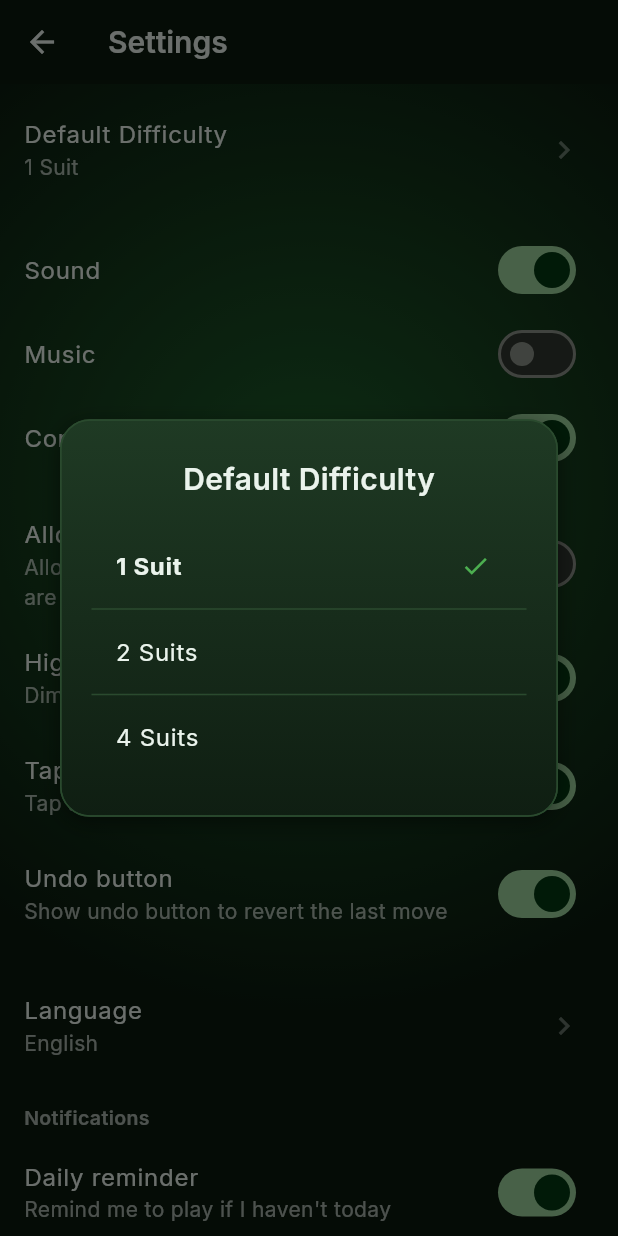
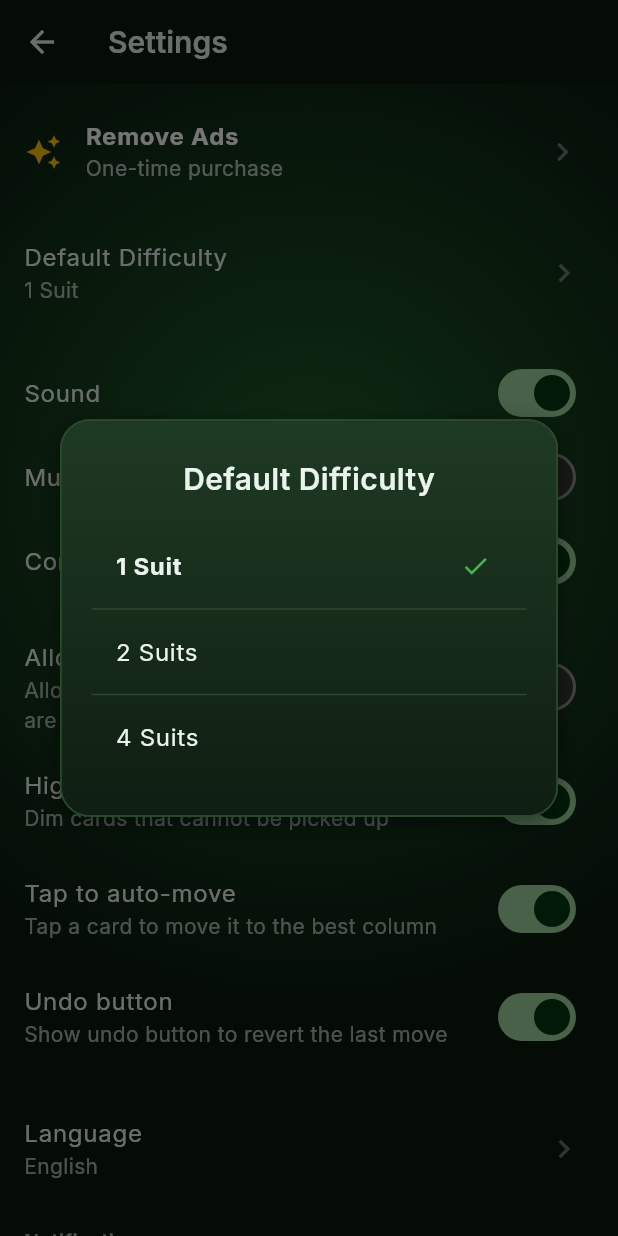
Before and after one commit to Loadcircle/Solitarie-Spider, a Flutter app: the SettingsScreen screen opened by its route, after a tap on "Default Difficulty", on a phone screen of 412 x 824 dp. Run offline on Flutter 3.47's test engine with Material 3 defaults, Android fonts, the phone set to English and light mode, and no system bars; our stand-ins replace audioplayers, flutter_local_notifications, flutter_riverpod, google_fonts, google_mobile_ads, in_app_purchase and 3 more; accounts and stored records are empty; network calls fail.

Commit message:
Privacy docs, add one time purchase button, improve UI fixes

```diff
--- /dev/null
+++ b/lib/core/iap/iap_service.dart
@@ -0,0 +1,47 @@
+import 'dart:async';
+import 'package:in_app_purchase/in_app_purchase.dart';
+
+class IAPService {
+  static final IAPService instance = IAPService._();
+  IAPService._();
+
+  static const String productId = 'remove_ads';
+
+  StreamSubscription<List<PurchaseDetails>>? _sub;
+  Function(bool)? _onAdsRemovedChanged;
+
+  Future<void> init(Function(bool) onAdsRemovedChanged) async {
+    _onAdsRemovedChanged = onAdsRemovedChanged;
+    _sub = InAppPurchase.instance.purchaseStream
+        .listen(_handlePurchases);
+    // Restore previous purchases (no-op if offline)
+    await InAppPurchase.instance.restorePurchases();
+  }
+
+  void dispose() => _sub?.cancel();
+
+  Future<ProductDetails?> fetchProductDetails() async {
+    final response = await InAppPurchase.instance
+        .queryProductDetails({productId});
+    return response.productDetails.firstOrNull;
+  }
+
+  Future<void> buy(ProductDetails product) async {
+    final param = PurchaseParam(productDetails: product);
+    await InAppPurchase.instance.buyNonConsumable(purchaseParam: param);
+  }
+
+  void _handlePurchases(List<PurchaseDetails> purchases) async {
+    for (final p in purchases) {
+      if (p.productID == productId) {
+        if (p.status == PurchaseStatus.purchased ||
+            p.status == PurchaseStatus.restored) {
+          _onAdsRemovedChanged?.call(true);
+        }
+        if (p.pendingCompletePurchase) {
+          await InAppPurchase.instance.completePurchase(p);
+        }
+      }
+    }
+  }
+}
--- a/lib/features/history/history_screen.dart
+++ b/lib/features/history/history_screen.dart
@@ -1,7 +1,7 @@
 import 'package:flutter/material.dart';
 import 'package:flutter_riverpod/flutter_riverpod.dart';
 import 'package:table_calendar/table_calendar.dart';
-import '../../core/ads/banner_ad_widget.dart';
+import '../../core/ads/ad_banner_widget.dart';
 import '../../core/enums/difficulty.dart';
 import '../../core/theme/app_theme.dart';
 import '../../core/theme/gradient_background.dart';
@@ -214,7 +214,7 @@ class _HistoryScreenState extends ConsumerState<HistoryScreen> {
         ),
       ),
     ),
-          const BannerAdWidget(),
+          const AdBannerWidget(),
         ],
       ),
     );
--- a/lib/features/new_game/new_game_screen.dart
+++ b/lib/features/new_game/new_game_screen.dart
@@ -1,6 +1,6 @@
 import 'package:flutter/material.dart';
 import 'package:flutter_riverpod/flutter_riverpod.dart';
-import '../../core/ads/banner_ad_widget.dart';
+import '../../core/ads/ad_banner_widget.dart';
 import '../../core/enums/difficulty.dart';
 import '../../core/theme/app_theme.dart';
 import '../../core/theme/gradient_background.dart';
@@ -57,7 +57,7 @@ class NewGameScreen extends ConsumerWidget {
               ),
             ),
           ),
-          const BannerAdWidget(),
+          const AdBannerWidget(),
         ],
       ),
     );
--- a/lib/features/ranking/ranking_screen.dart
+++ b/lib/features/ranking/ranking_screen.dart
@@ -1,6 +1,6 @@
 import 'package:flutter/material.dart';
 import 'package:flutter_riverpod/flutter_riverpod.dart';
-import '../../core/ads/banner_ad_widget.dart';
+import '../../core/ads/ad_banner_widget.dart';
 import '../../core/enums/difficulty.dart';
 import '../../core/theme/app_theme.dart';
 import '../../core/theme/gradient_background.dart';
@@ -127,7 +127,7 @@ class _RankingScreenState extends ConsumerState<RankingScreen>
               ),
             ),
           ),
-          const BannerAdWidget(),
+          const AdBannerWidget(),
         ],
       ),
     );
--- a/lib/features/settings/settings_screen.dart
+++ b/lib/features/settings/settings_screen.dart
@@ -1,7 +1,10 @@
 import 'package:flutter/foundation.dart';
 import 'package:flutter/material.dart';
 import 'package:flutter_riverpod/flutter_riverpod.dart';
+import 'package:in_app_purchase/in_app_purchase.dart';
+import 'package:url_launcher/url_launcher.dart';
 import '../../core/enums/difficulty.dart';
+import '../../core/iap/iap_service.dart';
 import '../../core/services/notification_service.dart';
 import '../../core/theme/app_theme.dart';
 import '../../core/theme/gradient_background.dart';
@@ -9,8 +12,42 @@ import '../../l10n/generated/app_localizations.dart';
 import '../../models/settings_state.dart';
 import '../../providers/settings_provider.dart';
 
-class SettingsScreen extends ConsumerWidget {
+class SettingsScreen extends ConsumerStatefulWidget {
   const SettingsScreen({super.key});
+
+  @override
+  ConsumerState<SettingsScreen> createState() => _SettingsScreenState();
+}
+
+class _SettingsScreenState extends ConsumerState<SettingsScreen> {
+  ProductDetails? _removeAdsProduct;
+
+  @override
+  void initState() {
+    super.initState();
+    _fetchRemoveAdsProduct();
+  }
+
+  Future<void> _fetchRemoveAdsProduct() async {
+    final product = await IAPService.instance.fetchProductDetails();
+    if (!mounted) return;
+    setState(() {
+      _removeAdsProduct = product;
+    });
+  }
+
+  Future<void> _onRemoveAdsTapped(AppLocalizations l10n) async {
+    final product = _removeAdsProduct;
+    if (product == null) {
+      if (mounted) {
+        ScaffoldMessenger.of(context).showSnackBar(
+          SnackBar(content: Text(l10n.purchaseFailed)),
+        );
+      }
+      return;
+    }
+    await IAPService.instance.buy(product);
+  }
 
   String _difficultyLabel(Difficulty d, AppLocalizations l10n) {
     switch (d) {
@@ -170,7 +207,7 @@ class SettingsScreen extends ConsumerWidget {
   }
 
   @override
-  Widget build(BuildContext context, WidgetRef ref) {
+  Widget build(BuildContext context) {
     final l10n = AppLocalizations.of(context)!;
     final settings = ref.watch(settingsProvider);
     final notifier = ref.read(settingsProvider.notifier);
@@ -181,6 +218,31 @@ class SettingsScreen extends ConsumerWidget {
         child: ListView(
           children: [
             const SizedBox(height: 8),
+            if (!settings.adsRemoved)
+              ListTile(
+                leading: const Icon(Icons.auto_awesome,
+                    color: Colors.amber, size: 24),
+                title: Text(
+                  l10n.removeAds,
+                  style: const TextStyle(
+                    color: Colors.white,
+                    fontWeight: FontWeight.bold,
+                  ),
+                ),
+                subtitle: Text(
+                  l10n.removeAdsPrice,
+                  style: const TextStyle(color: Colors.white70),
+                ),
+                trailing: Icon(Icons.chevron_right,
+                    color: AppTheme.disabledText),
+                tileColor: const Color(0xFF4A148C).withValues(alpha: 0.3),
+                shape: RoundedRectangleBorder(
+                  borderRadius: BorderRadius.circular(12),
+                  side: const BorderSide(color: Color(0xFF7B1FA2), width: 1),
+                ),
+                onTap: () => _onRemoveAdsTapped(l10n),
+              ),
+            if (!settings.adsRemoved) const SizedBox(height: 8),
             ListTile(
               title: Text(
                 l10n.defaultDifficulty,
@@ -322,6 +384,23 @@ class SettingsScreen extends ConsumerWidget {
               value: settings.rewardAlertEnabled,
               onChanged: (_) => notifier.toggleRewardAlert(),
             ),
+            const SizedBox(height: 16),
+            ListTile(
+              leading: Icon(Icons.privacy_tip_outlined,
+                  color: AppTheme.secondaryText),
+              title: Text(
+                l10n.privacyPolicy,
+                style: TextStyle(color: AppTheme.primaryText),
+              ),
+              trailing: Icon(Icons.open_in_new, color: AppTheme.disabledText, size: 18),
+              onTap: () {
+                final isSpanish = settings.locale.languageCode == 'es';
+                final url = Uri.parse(isSpanish
+                    ? 'https://loadcircle.github.io/Solitarie-Spider/privacidad/'
+                    : 'https://loadcircle.github.io/Solitarie-Spider/en/privacy/');
+                launchUrl(url, mode: LaunchMode.externalApplication);
+              },
+            ),
             if (kDebugMode) ...[
               const SizedBox(height: 24),
               Padding(
--- a/lib/l10n/app_en.arb
+++ b/lib/l10n/app_en.arb
@@ -130,5 +130,11 @@
     }
   },
   "watchAdDoubleXp": "2× XP — Watch Ad",
-  "watchAdSaveResult": "Save My Streak — Watch Ad"
+  "watchAdSaveResult": "Save My Streak — Watch Ad",
+  "removeAds": "Remove Ads",
+  "removeAdsPurchased": "Ad-Free",
+  "removeAdsPrice": "One-time purchase",
+  "purchaseFailed": "Purchase failed. Please try again.",
+  "purchaseRestored": "Purchase restored!",
+  "privacyPolicy": "Privacy Policy"
 }
--- a/lib/models/settings_state.dart
+++ b/lib/models/settings_state.dart
@@ -20,6 +20,7 @@ class SettingsState {
   final FigureItem selectedFigure;
   final bool streakReminderEnabled;
   final bool rewardAlertEnabled;
+  final bool adsRemoved;
 
   const SettingsState({
     this.defaultDifficulty = Difficulty.oneSuit,
@@ -38,6 +39,7 @@ class SettingsState {
     this.selectedFigure = ShopRegistry.defaultFigure,
     this.streakReminderEnabled = true,
     this.rewardAlertEnabled = true,
+    this.adsRemoved = false,
   });
 
   SettingsState copyWith({
@@ -57,6 +59,7 @@ class SettingsState {
     FigureItem? selectedFigure,
     bool? streakReminderEnabled,
     bool? rewardAlertEnabled,
+    bool? adsRemoved,
   }) {
     return SettingsState(
       defaultDifficulty: defaultDifficulty ?? this.defaultDifficulty,
@@ -77,6 +80,7 @@ class SettingsState {
       streakReminderEnabled:
           streakReminderEnabled ?? this.streakReminderEnabled,
       rewardAlertEnabled: rewardAlertEnabled ?? this.rewardAlertEnabled,
+      adsRemoved: adsRemoved ?? this.adsRemoved,
     );
   }
 }
--- a/pubspec.yaml
+++ b/pubspec.yaml
@@ -20,6 +20,8 @@ dependencies:
   flutter_local_notifications: ^18.0.1
   timezone: ^0.10.0
   google_mobile_ads: ^7.0.0
+  in_app_purchase: ^3.2.0
+  url_launcher: ^6.3.0
 
 dev_dependencies:
   flutter_test:
```
Also changed, not shown: lib/core/ads/ad_banner_widget.dart (added, +15 -0 lines), lib/features/home/home_screen.dart (+107 -9 lines), lib/l10n/app_es.arb (+7 -1 lines), lib/l10n/app_pt.arb (+7 -1 lines), lib/providers/settings_provider.dart (+9 -0 lines), lib/l10n/generated/app_localizations.dart, lib/l10n/generated/app_localizations_en.dart, lib/l10n/generated/app_localizations_es.dart, lib/l10n/generated/app_localizations_pt.dart, pubspec.lock, 10 other files.
